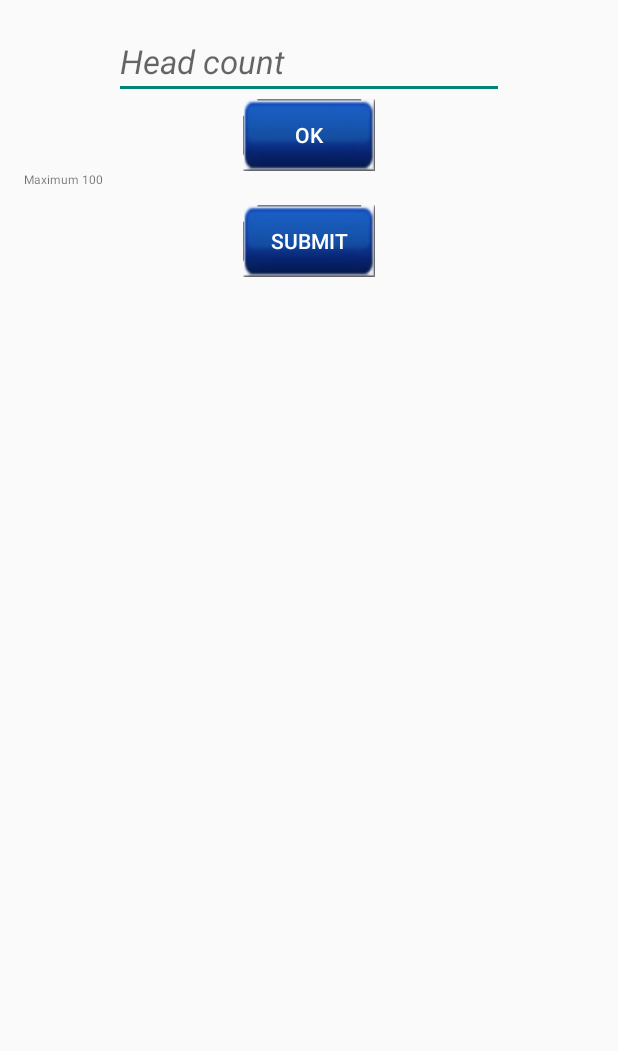
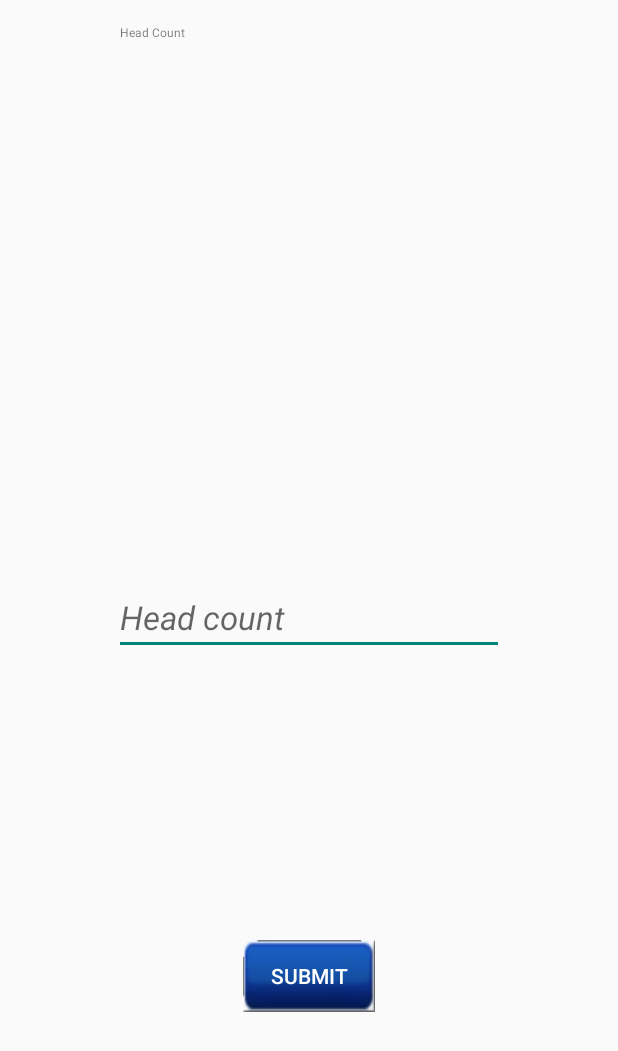
Before and after one commit to ConradHipkins/ACM-SIGCSE, an Android app: the HeadCountActivity screen opened directly, with no data from a screen before it, on a phone screen of 412 x 824 dp. Shown: the top 1051 px of the screen. Run offline under Robolectric (Android 15) with nearby library versions, the phone set to English and light mode, and no system bars.

Commit message:
Updated HeadCount xml file

```diff
--- a/ACM_SIGCSE/app/src/main/java/mobilecomp/acm_sigcse/HeadCountActivity.java
+++ b/ACM_SIGCSE/app/src/main/java/mobilecomp/acm_sigcse/HeadCountActivity.java
@@ -11,15 +11,15 @@ import android.widget.Toast;
 
 /**
  * Author: Luis Diniz
- * Version 3: 11/03/2015
- * Description: Simple class able to calculate how many spots are letf in certain seminar and show it together with maximum capacity of it
+ * Version 4: 11/12/2015
+ * Description: Simple class able to submit th headcount to the database
  */
 
 public class HeadCountActivity extends Activity implements View.OnClickListener {
-    private Button ok, submit;
-    private int capacity, remaining, nParticipant;
+    private Button submit;
+    private int nParticipant;
     private EditText numParticipant;
-    private TextView rem, maximum;
+    private TextView rem;
     String X;
 
     @Override
@@ -27,71 +27,32 @@ public class HeadCountActivity extends Activity implements View.OnClickListener
     {
         super.onCreate(savedInstanceState);
         setContentView(R.layout.head_counter);
-        init();
-        //The capacity will be available on the database
-        capacity = this.setCapacity(100);
-        maximum.setText("Maximum "+String.valueOf(capacity));
-    }
-
-    //Method able to initialize all the items used on the UI
-    public void init()
-    {
-        //Buttons
-        ok = (Button) findViewById(R.id.ok);
-
-        //Text Fields (Edit)
+        //Text Fields (Edit) - Just using the text field for tests
         numParticipant = (EditText) findViewById(R.id.numParticipant);
-
-        //Text views
-        rem = (TextView) findViewById(R.id.rem);
-        maximum = (TextView) findViewById(R.id.maximum);
-
-        ok.setOnClickListener(this);
-    }
-
-    //Method should get the capacity of the seminar from the database
-    public int setCapacity(int num)
-    {
-        capacity = num;
-        return capacity;
-    }
-
-    //Calculate how many spots are left in a seminar
-    public int spotsLeft(String S)
-    {
-        S = numParticipant.getText().toString();
-        nParticipant = Integer.parseInt(S);
-        remaining = capacity - nParticipant;
-        return  remaining;
+        rem = (TextView) findViewById(R.id.rem); //Get rid of it later
     }
 
     @Override
     public void onClick(View view)
     {
+        //Method able to get the headcount number from the user and call the function to submit it to the DB
         X = numParticipant.getText().toString();
-        remaining = this.spotsLeft(X);
-
-        switch (view.getId()) {
-            case R.id.ok:
-                rem.setText("Remaining " + String.valueOf(remaining));
-                break;
-
-        }
+        nParticipant = Integer.parseInt(X);
+        //Call the post method here
+        rem.setText("  Head Count" + nParticipant); //Just testing if I'm getting the number
+        //Test the return of the method and then show the toast
+        basicToast(view);
     }
 
-    //Method able to show a toast and inform the user if the data was successfully submitted
+    //Method able to show a toast and inform the user the data was successfully submitted
     public void basicToast(View view)
     {
-        //This method is set in the attribute onClick of the button submit, once we get access to the database it's necessary
-        //to test if the data was submitted first and then show the toast
         Context context = getApplicationContext();
-        CharSequence text = "Data submitted successfully";
+        CharSequence text = "Data successfully submitted";
         int duration = Toast.LENGTH_SHORT;
 
         Toast toast = Toast.makeText(context, text, duration);
-        //Do the test before calling the method bellow
         toast.show();
-
     }
 
 }
--- a/ACM_SIGCSE/app/src/main/res/layout/head_counter.xml
+++ b/ACM_SIGCSE/app/src/main/res/layout/head_counter.xml
@@ -1,5 +1,5 @@
 <?xml version="1.0" encoding="utf-8"?>
-<LinearLayout xmlns:android="http://schemas.android.com/apk/res/android"
+<RelativeLayout xmlns:android="http://schemas.android.com/apk/res/android"
     android:orientation="vertical"
     android:layout_margin="@dimen/activity_horizontal_margin"
     android:layout_width="match_parent"
@@ -17,30 +17,23 @@
         android:layout_width="wrap_content"
         android:layout_height="wrap_content"
         android:layout_gravity="center"
-        android:theme="@style/Animation.AppCompat.DropDownUp" />
-
-    <Button
-        android:id="@+id/ok"
-        android:text="Ok"
-        android:textColor="#ffffff"
-        android:layout_width="wrap_content"
-        android:layout_height="wrap_content"
-        android:layout_gravity="center_horizontal|top"
-        android:background="@mipmap/button" />
-
-    <TextView
-        android:id="@+id/maximum"
-        android:textSize="@dimen/abc_action_bar_progress_bar_size"
-        android:layout_width="fill_parent"
-        android:layout_height="wrap_content"
-        android:theme="@style/AlertDialog.AppCompat" />
+        android:theme="@style/Animation.AppCompat.DropDownUp"
+        android:layout_centerVertical="true"
+        android:layout_centerHorizontal="true"/>
 
     <TextView
         android:id="@+id/rem"
         android:textSize="@dimen/abc_action_bar_progress_bar_size"
         android:layout_width="match_parent"
         android:layout_height="wrap_content"
-        android:theme="@style/AlertDialog.AppCompat" />
+        android:theme="@style/AlertDialog.AppCompat"
+        android:text="  Head Count"
+        android:textAlignment="center"
+        android:layout_alignParentTop="true"
+        android:layout_alignLeft="@+id/numParticipant"
+        android:layout_alignStart="@+id/numParticipant"
+        android:layout_alignRight="@+id/numParticipant"
+        android:layout_alignEnd="@+id/numParticipant"/>
 
     <Button
         android:id="@+id/submit"
@@ -50,6 +43,10 @@
         android:layout_height="wrap_content"
         android:layout_gravity="center_horizontal"
         android:background="@mipmap/button"
-        android:onClick="basicToast"/>
+        android:onClick="onClick"
+        android:layout_weight="0.51"
+        android:layout_alignParentBottom="true"
+        android:layout_centerHorizontal="true"
+        android:layout_marginBottom="133dp"/>
 
-</LinearLayout>
+</RelativeLayout>
```
